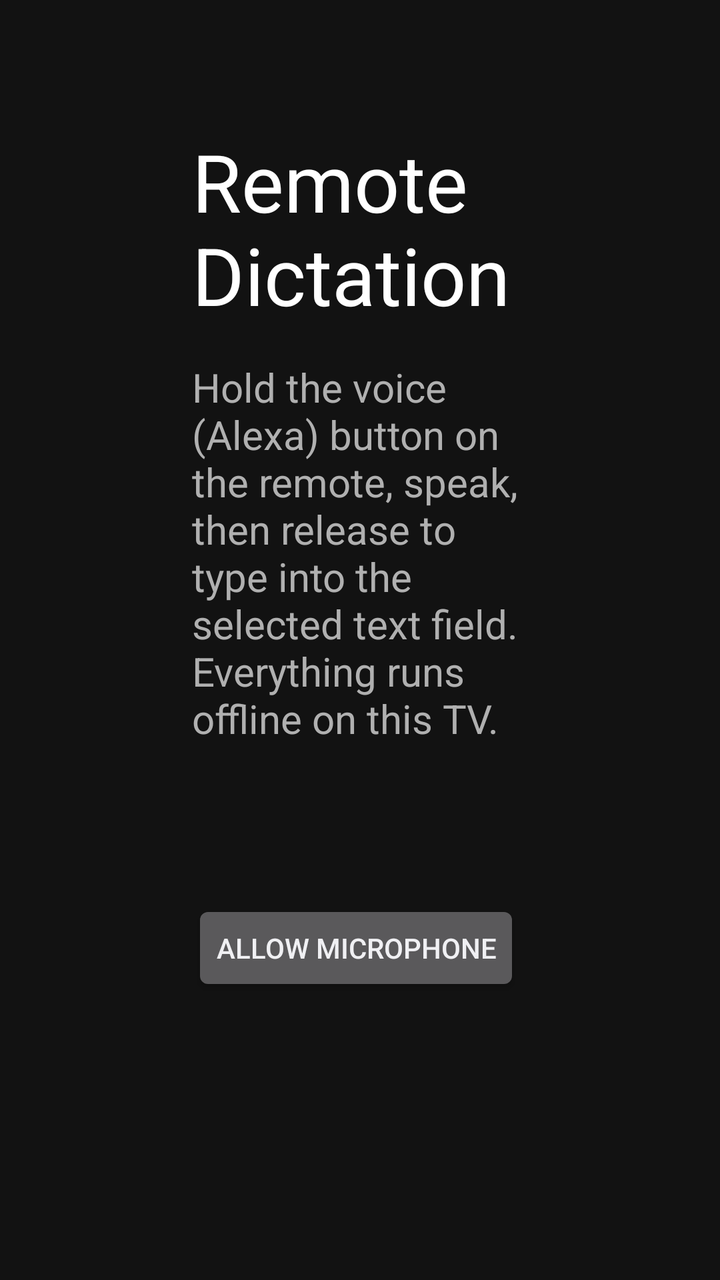
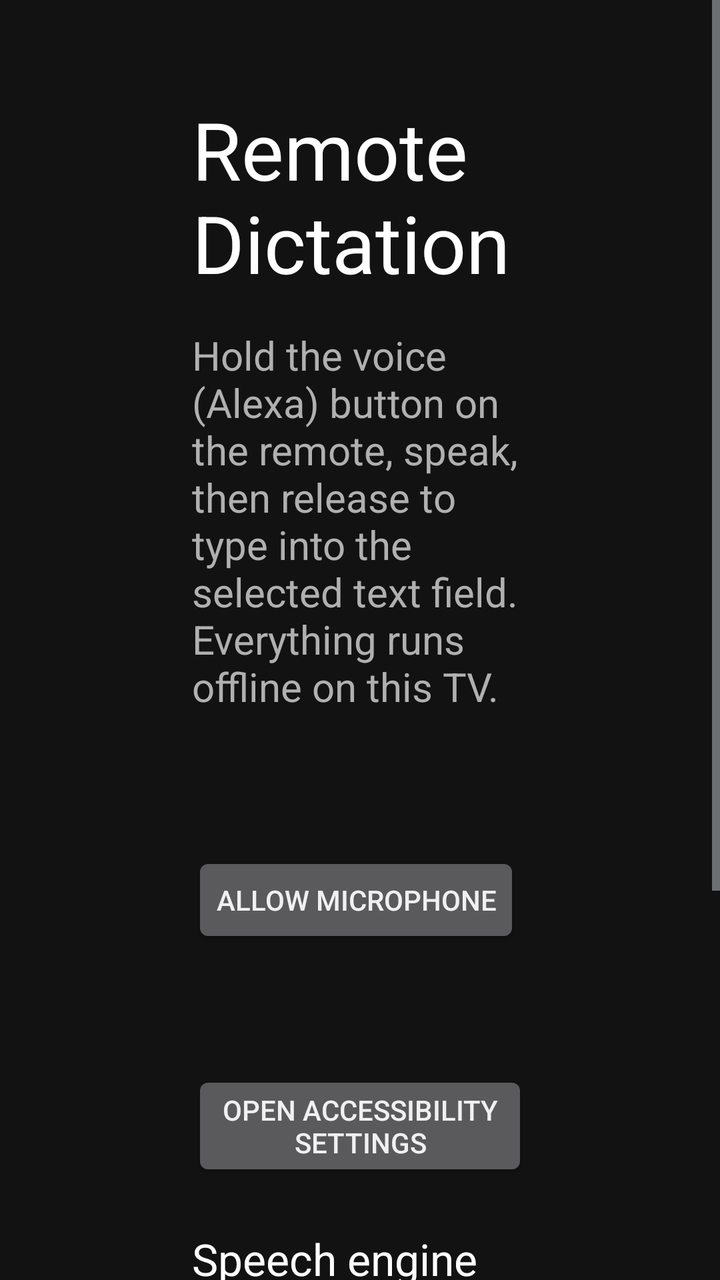

Compare the two renders of this Android layout. The source of the first and the diff that turns it into the second are given below.
<!-- AndroidManifest.xml: application theme android:Theme.DeviceDefault.NoActionBar -->
<!-- res/layout/activity_setup.xml -->
<?xml version="1.0" encoding="utf-8"?>
<LinearLayout xmlns:android="http://schemas.android.com/apk/res/android"
    android:layout_width="match_parent"
    android:layout_height="match_parent"
    android:background="#FF121212"
    android:orientation="vertical"
    android:paddingHorizontal="96dp"
    android:paddingVertical="64dp">

    <TextView
        android:layout_width="wrap_content"
        android:layout_height="wrap_content"
        android:text="@string/app_name"
        android:textColor="#FFFFFFFF"
        android:textSize="40sp" />

    <TextView
        android:layout_width="wrap_content"
        android:layout_height="wrap_content"
        android:layout_marginTop="16dp"
        android:text="@string/setup_intro"
        android:textColor="#FFB0B0B0"
        android:textSize="20sp" />

    <TextView
        android:id="@+id/mic_status"
        android:layout_width="wrap_content"
        android:layout_height="wrap_content"
        android:layout_marginTop="40dp"
        android:textColor="#FFFFFFFF"
        android:textSize="22sp" />

    <Button
        android:id="@+id/mic_button"
        android:layout_width="wrap_content"
        android:layout_height="wrap_content"
        android:layout_marginTop="8dp"
        android:text="@string/setup_mic_button" />

    <TextView
        android:id="@+id/service_status"
        android:layout_width="wrap_content"
        android:layout_height="wrap_content"
        android:layout_marginTop="32dp"
        android:textColor="#FFFFFFFF"
        android:textSize="22sp" />

    <Button
        android:id="@+id/service_button"
        android:layout_width="wrap_content"
        android:layout_height="wrap_content"
        android:layout_marginTop="8dp"
        android:text="@string/setup_service_button" />
</LinearLayout>
<!-- resources referenced by this layout -->
<resources>
  <string name="app_name">Remote Dictation</string>
  <string name="setup_intro">Hold the voice (Alexa) button on the remote, speak, then release to type into the selected text field. Everything runs offline on this TV.</string>
  <string name="setup_mic_button">Allow microphone</string>
  <string name="setup_service_button">Open Accessibility settings</string>
</resources>

<!-- the commit's change to res/layout/activity_setup.xml (unified diff, before → after) -->
@@ -1,11 +1,15 @@
 <?xml version="1.0" encoding="utf-8"?>
-<LinearLayout xmlns:android="http://schemas.android.com/apk/res/android"
+<ScrollView xmlns:android="http://schemas.android.com/apk/res/android"
     android:layout_width="match_parent"
     android:layout_height="match_parent"
-    android:background="#FF121212"
+    android:background="#FF121212">
+
+<LinearLayout
+    android:layout_width="match_parent"
+    android:layout_height="wrap_content"
     android:orientation="vertical"
     android:paddingHorizontal="96dp"
-    android:paddingVertical="64dp">
+    android:paddingVertical="48dp">
 
     <TextView
         android:layout_width="wrap_content"
@@ -26,7 +30,7 @@
         android:id="@+id/mic_status"
         android:layout_width="wrap_content"
         android:layout_height="wrap_content"
-        android:layout_marginTop="40dp"
+        android:layout_marginTop="32dp"
         android:textColor="#FFFFFFFF"
         android:textSize="22sp" />
 
@@ -41,7 +45,7 @@
         android:id="@+id/service_status"
         android:layout_width="wrap_content"
         android:layout_height="wrap_content"
-        android:layout_marginTop="32dp"
+        android:layout_marginTop="24dp"
         android:textColor="#FFFFFFFF"
         android:textSize="22sp" />
 
@@ -51,4 +55,36 @@
         android:layout_height="wrap_content"
         android:layout_marginTop="8dp"
         android:text="@string/setup_service_button" />
+
+    <TextView
+        android:layout_width="wrap_content"
+        android:layout_height="wrap_content"
+        android:layout_marginTop="24dp"
+        android:text="@string/setup_engine_title"
+        android:textColor="#FFFFFFFF"
+        android:textSize="22sp" />
+
+    <RadioGroup
+        android:id="@+id/engine_group"
+        android:layout_width="wrap_content"
+        android:layout_height="wrap_content"
+        android:layout_marginTop="8dp">
+
+        <RadioButton
+            android:id="@+id/engine_whisper"
+            android:layout_width="wrap_content"
+            android:layout_height="wrap_content"
+            android:text="@string/setup_engine_whisper"
+            android:textColor="#FFFFFFFF"
+            android:textSize="20sp" />
+
+        <RadioButton
+            android:id="@+id/engine_vosk"
+            android:layout_width="wrap_content"
+            android:layout_height="wrap_content"
+            android:text="@string/setup_engine_vosk"
+            android:textColor="#FFFFFFFF"
+            android:textSize="20sp" />
+    </RadioGroup>
 </LinearLayout>
+</ScrollView>
<!-- resource entries referenced after the edit -->
@@ -1,6 +1,9 @@
 <!-- resources referenced by this layout -->
 <resources>
   <string name="app_name">Remote Dictation</string>
+  <string name="setup_engine_title">Speech engine</string>
+  <string name="setup_engine_vosk">Vosk: shows words as you speak, makes more mistakes</string>
+  <string name="setup_engine_whisper">Whisper: more accurate, types a moment after you release</string>
   <string name="setup_intro">Hold the voice (Alexa) button on the remote, speak, then release to type into the selected text field. Everything runs offline on this TV.</string>
   <string name="setup_mic_button">Allow microphone</string>
   <string name="setup_service_button">Open Accessibility settings</string>
